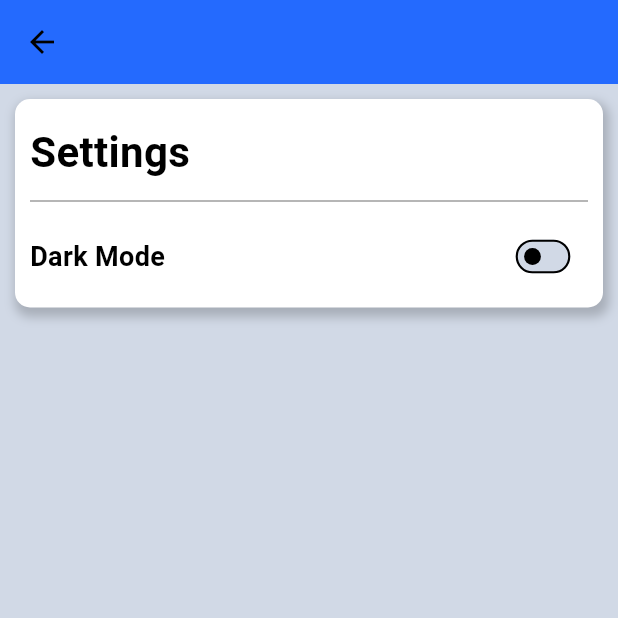
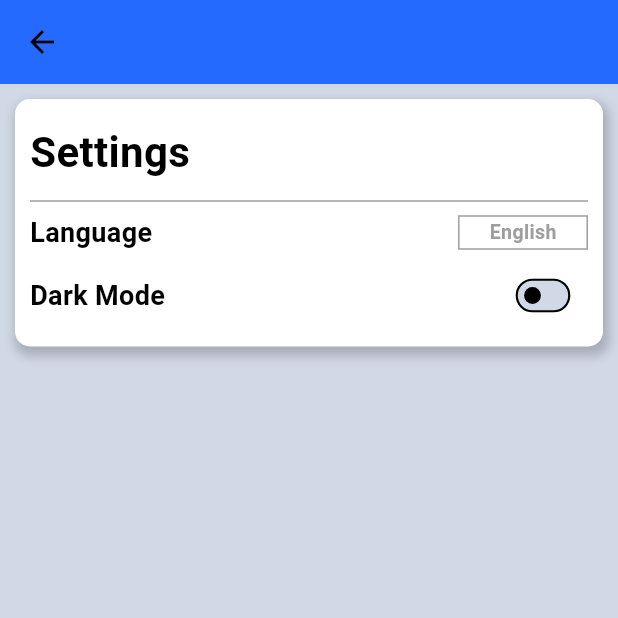
Before and after one commit to wildan-T/bmi_calculator, a Flutter app: the SettingsPage screen opened directly, on a phone screen of 412 x 824 dp, the top half of it. Run offline on Flutter 3.47's test engine with Material 3 defaults, Android fonts, the phone set to English and light mode, and no system bars; our stand-ins replace flutter_svg, get, percent_indicator, syncfusion_flutter_sliders.

Commit message:
Buat Fitur Ubah  Bahasa Done

```diff
--- a/lib/components/height_selector.dart
+++ b/lib/components/height_selector.dart
@@ -30,7 +30,7 @@ class HeightSelector extends StatelessWidget {
               mainAxisAlignment: MainAxisAlignment.center,
               children: [
                 Text(
-                  "Height (Cm)",
+                  "height".tr,
                   style: TextStyle(
                     fontSize: 18,
                     color: Theme.of(context).colorScheme.onSecondaryContainer,
--- a/lib/components/weight_selector.dart
+++ b/lib/components/weight_selector.dart
@@ -52,7 +52,7 @@ class _WeightSelectorState extends State<WeightSelector> {
               mainAxisAlignment: MainAxisAlignment.center,
               children: [
                 Text(
-                  "Weight (Kg)",
+                  "weight".tr,
                   style: TextStyle(
                     fontSize: 18,
                     color: Theme.of(context).colorScheme.onSecondaryContainer,
@@ -122,8 +122,8 @@ class _WeightSelectorState extends State<WeightSelector> {
                       bmiController.weight.value--;
                     } else {
                       Get.snackbar(
-                        "Invalid Action",
-                        "Weight cannot be less than 0",
+                        "invalid".tr,
+                        "remaks".tr,
                         snackPosition: SnackPosition.BOTTOM,
                       );
                     }
--- /dev/null
+++ b/lib/config/language.dart
@@ -0,0 +1,65 @@
+import 'package:get/get_navigation/src/root/internacionalization.dart';
+
+class Languages extends Translations {
+  @override
+  Map<String, Map<String, String>> get keys => {
+        'gb_US': {
+          'home': "Home",
+          'settings1': "Settings",
+          'welcome': "Welcome",
+          'bmiCalculator': "BMI Calculator",
+          'deskripsi':
+              "Maintain your body's balance, because having an ideal weight is the key to living a healthy, energetic, and confident life. Let's take small steps today with the BMI app.",
+          'weight': "Weight (Kg)",
+          'height': "Height (Cm)",
+          'check': "Check",
+          'invalid': "Invalid Action",
+          'remaks': "Weight cannot be less than 0",
+          'title': "Your BMI",
+          'underweight': "UNDERWEIGHT",
+          'normal': "NORMAL",
+          'overweight': "OVERWEIGHT",
+          'obese': "OBESE",
+          'extremelyObese': "EXTREMELY OBESE",
+          'result1': "Your BMI indicates that your weight is in a category :",
+          'result2': "A normal weight range for your height is :",
+          'result3':
+              "Maintaining a healthy weight can help reduce the risk of chronic diseases associated with overweight and obesity.",
+          'cek2': "Let's Check Again",
+          'language': "Language",
+          'darkMode': "Dark Mode",
+          'selectLanguage': "Select Language",
+        },
+
+        //Bahasa Indonesia
+        'id_IDN': {
+          'home': "Beranda",
+          'settings1': "Pengaturan",
+          'welcome': "Selamat Datang",
+          'bmiCalculator': "Kalkulator BMI",
+          'deskripsi':
+              "Jaga keseimbangan tubuh anda, karena memiliki berat badan ideal adalah kunci untuk hidup sehat, energik, dan percaya diri. Mari ambil langkah kecil hari ini dengan aplikasi BMI.",
+          'weight': "Berat Badan (Kg)",
+          'height': "Tinggi Badan (Cm)",
+          'check': "Periksa",
+          'invalid': "Gagal",
+          'remaks': "Berat badan tidak boleh kurang dari 0",
+          'title': "BMI Anda",
+          'underweight': "KURANG BERAT BADAN",
+          'normal': "NORMAL",
+          'overweight': "KELEBIHAN BERAT BADAN",
+          'obese': "OBESITAS",
+          'extremelyObese': "OBESITAS EKSTREM",
+          'result1':
+              "BMI Anda menunjukkan bahwa berat badan Anda berada dalam kategori :",
+          'result2':
+              "Rentang berat badan normal untuk tinggi badan Anda adalah :",
+          'result3':
+              "Menjaga berat badan yang sehat dapat membantu mengurangi risiko penyakit kronis yang terkait dengan kelebihan berat badan dan obesitas.",
+          'cek2': "Periksa Lagi",
+          'language': "Bahasa",
+          'darkMode': "Mode Gelap",
+          'selectLanguage': "Pilih Bahasa",
+        },
+      };
+}
--- a/lib/pages/settings_page.dart
+++ b/lib/pages/settings_page.dart
@@ -1,4 +1,5 @@
 import 'package:flutter/material.dart';
+import 'package:flutter_svg/flutter_svg.dart';
 import 'package:get/get.dart';
 import 'package:bmi_calculator/controllers/theme_controller.dart';
 
@@ -9,6 +10,77 @@ class SettingsPage extends StatefulWidget {
 
 class _SettingsPageState extends State<SettingsPage> {
   final ThemeController themeController = Get.put(ThemeController());
+  RxString _language = 'English'.obs;
+
+  void _showLanguageDialog() {
+    showDialog(
+      context: context,
+      builder: (BuildContext context) {
+        return Dialog(
+          shape: RoundedRectangleBorder(
+            borderRadius: BorderRadius.circular(16),
+          ),
+          child: Container(
+            padding: EdgeInsets.all(16),
+            child: Column(
+              mainAxisSize: MainAxisSize.min,
+              crossAxisAlignment: CrossAxisAlignment.start,
+              children: [
+                Text(
+                  'selectLanguage'.tr,
+                  style: TextStyle(
+                    fontWeight: FontWeight.bold,
+                    fontSize: 18,
+                  ),
+                ),
+                SizedBox(height: 16),
+                _buildLanguageItem(
+                    'assets/images/flags/gb.svg', 'English', 'gb'),
+                _buildLanguageItem(
+                    'assets/images/flags/id.svg', 'Indonesia', 'id'),
+              ],
+            ),
+          ),
+        );
+      },
+    );
+  }
+
+  Widget _buildLanguageItem(String flagPath, String name, String code) {
+    return GestureDetector(
+      onTap: () {
+        setState(() {
+          _language.value = name;
+        });
+        Get.updateLocale(Locale(code));
+        Navigator.pop(context);
+      },
+      child: Column(
+        children: [
+          Row(
+            children: [
+              SvgPicture.asset(
+                // Menggunakan SvgPicture untuk SVG
+                flagPath,
+                width: 24,
+                height: 24,
+              ),
+              SizedBox(width: 12),
+              Text(
+                name,
+                style: TextStyle(
+                  fontWeight: FontWeight.bold,
+                  fontSize: 16,
+                ),
+              ),
+            ],
+          ),
+          const Divider(),
+        ],
+      ),
+    );
+  }
+
   @override
   Widget build(BuildContext context) {
     return Scaffold(
@@ -41,7 +113,7 @@ class _SettingsPageState extends State<SettingsPage> {
                   children: [
                     SizedBox(height: 5),
                     Text(
-                      "Settings",
+                      "settings1".tr,
                       style: TextStyle(
                         fontWeight: FontWeight.bold,
                         fontSize: 28,
@@ -52,12 +124,45 @@ class _SettingsPageState extends State<SettingsPage> {
                       color: Colors.grey, // Warna garis
                       thickness: 1, // Ketebalan garis
                     ),
+                    Row(
+                      mainAxisAlignment: MainAxisAlignment.spaceBetween,
+                      children: [
+                        Text(
+                          'language'.tr,
+                          style: TextStyle(
+                            fontWeight: FontWeight.bold,
+                            fontSize: 18,
+                          ),
+                        ),
+                        GestureDetector(
+                          onTap: () {
+                            _showLanguageDialog();
+                          },
+                          child: Container(
+                            height: 23,
+                            padding: const EdgeInsets.symmetric(horizontal: 20),
+                            decoration: BoxDecoration(
+                              border: Border.all(color: Colors.grey),
+                            ),
+                            alignment: Alignment.center,
+                            child: Obx(() => Text(
+                                  _language.value,
+                                  style: TextStyle(
+                                    fontWeight: FontWeight.bold,
+                                    fontSize: 13,
+                                    color: Colors.grey.shade500,
+                                  ),
+                                )),
+                          ),
+                        ),
+                      ],
+                    ),
                     SizedBox(height: 5),
                     Row(
                       mainAxisAlignment: MainAxisAlignment.spaceBetween,
                       children: [
                         Text(
-                          'Dark Mode',
+                          'darkMode'.tr,
                           style: TextStyle(
                             fontWeight: FontWeight.bold,
                             fontSize: 18,
@@ -83,6 +188,6 @@ class _SettingsPageState extends State<SettingsPage> {
           ),
         ),
       ),
-      );
+    );
   }
 }
```
Also changed, not shown: lib/controllers/bmi_controller.dart (+5 -5 lines), lib/main.dart (+6 -1 lines), lib/pages/home_page.dart (+10 -9 lines), lib/pages/results_page.dart (+13 -5 lines), assets/images/flags/gb.svg (added), assets/images/flags/id.svg (added).
